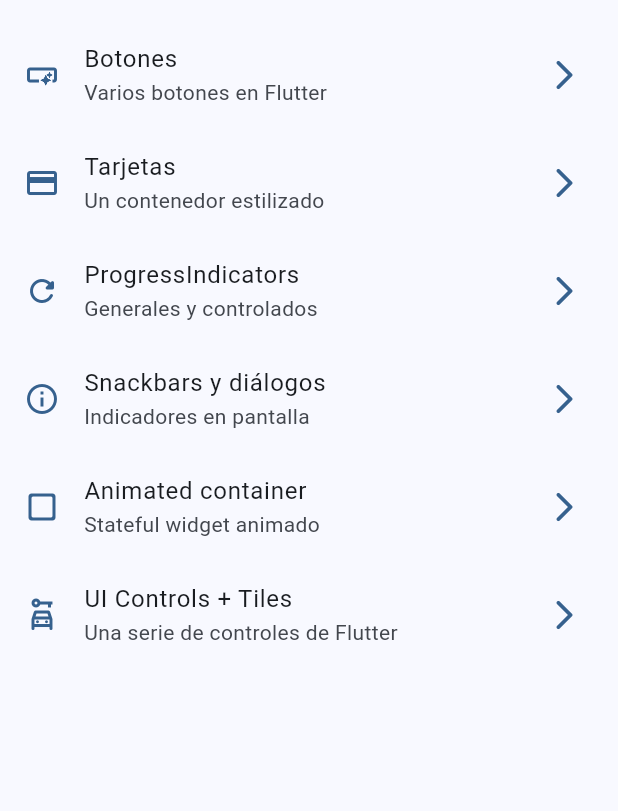
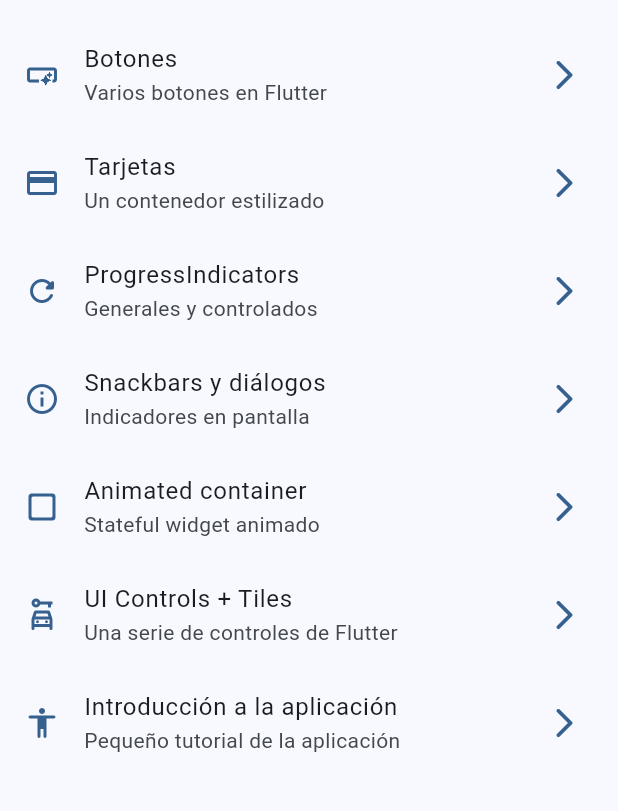
Before and after one commit to AdrianCasB/widgets_app, a Flutter app: the screen it shows after launch, on a phone screen of 412 x 824 dp, the part 63-874 px from its top. Run offline on Flutter 3.47's test engine with Material 3 defaults, Android fonts, the phone set to English and light mode, and no system bars; our stand-ins replace go_router.

Commit message:
feat: tutorial screen added

```diff
--- a/lib/config/router/app_router.dart
+++ b/lib/config/router/app_router.dart
@@ -38,5 +38,10 @@ final appRouter = GoRouter(
       name: UiControlsScreen.name,
       builder: (context, state) => UiControlsScreen(),
     ),
+    GoRoute(
+      path: '/tutorial',
+      name: AppTutorialScreen.name,
+      builder: (context, state) => AppTutorialScreen(),
+    ),
   ],
 );
--- a/lib/config/theme/menu/menu_items.dart
+++ b/lib/config/theme/menu/menu_items.dart
@@ -56,4 +56,11 @@ const appMenuItems = <MenuItem>[
     link: '/ui-controls',
     icon: Icons.car_rental_outlined,
   ),
+
+  MenuItem(
+    title: 'Introducción a la aplicación',
+    subtitle: 'Pequeño tutorial de la aplicación',
+    link: '/tutorial',
+    icon: Icons.accessibility_rounded,
+  ),
 ];
```
